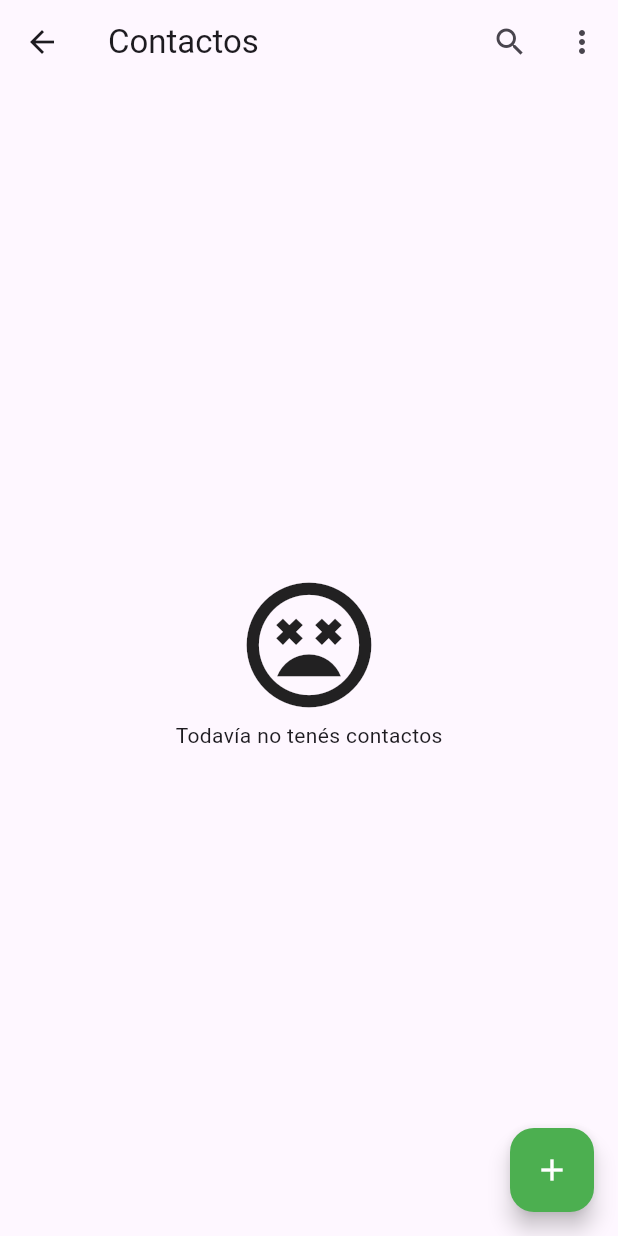
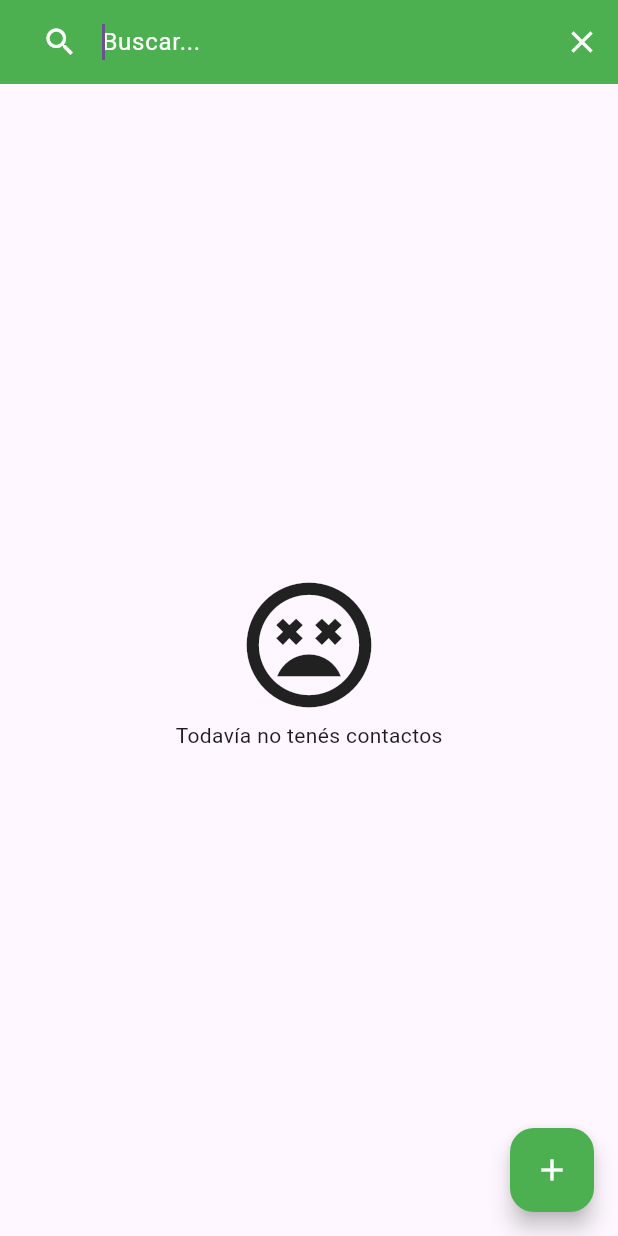
Before and after one commit to eugeniachareun/agenda_flutter_chareun, a Flutter app: the AgendaScreen screen opened directly, after a tap on the "search" icon, on a phone screen of 412 x 824 dp. Run offline on Flutter 3.47's test engine with Material 3 defaults, Android fonts, the phone set to English and light mode, and no system bars.

Commit message:
Función de búsqueda

```diff
--- a/lib/providers/agenda_provider.dart
+++ b/lib/providers/agenda_provider.dart
@@ -2,6 +2,7 @@ import 'package:agenda_flutter_chareun/model/contacto.dart';
 import 'package:flutter/material.dart';
 
 class AgendaProvider extends ChangeNotifier {
+  late Contacto? contacto;
   List<Contacto> contactos = [];
 
   AgendaProvider();
@@ -11,4 +12,10 @@ class AgendaProvider extends ChangeNotifier {
     contactos.add(contacto);
     notifyListeners();
   }
+
+  void limpiar() {
+    contacto = null;
+    contactos = <Contacto>[];
+    notifyListeners();
+  }
 }
--- a/lib/screens/agenda_screen.dart
+++ b/lib/screens/agenda_screen.dart
@@ -1,40 +1,164 @@
+import 'package:agenda_flutter_chareun/model/contacto.dart';
+import 'package:agenda_flutter_chareun/providers/agenda_provider.dart';
 import 'package:agenda_flutter_chareun/screens/formulario_screen.dart';
-import 'package:agenda_flutter_chareun/screens/widgets/lista_contactos.dart';
 import 'package:flutter/material.dart';
+import 'package:provider/provider.dart';
 
-class AgendaScreen extends StatelessWidget {
+class AgendaScreen extends StatefulWidget {
   const AgendaScreen({super.key});
+
+  @override
+  _AgendaScreenState createState() => _AgendaScreenState();
+}
+
+class _AgendaScreenState extends State<AgendaScreen> {
+  TextEditingController _filter = TextEditingController();
+
+  String _searchText = "";
+  Icon _searchIcon = Icon(Icons.search, color: Colors.white);
+
+  List<Contacto> contactoFiltro = <Contacto>[];
+
+  late AgendaProvider agendaProvider;
+
+  _AgendaScreenState() {
+    _filter.addListener(() {
+      if (_filter.text.isEmpty) {
+        setState(() {
+          _searchText = "";
+          contactoFiltro = agendaProvider.contactos;
+        });
+      } else {
+        setState(() {
+          _searchText = _filter.text;
+        });
+      }
+    });
+  }
+
+  Widget _appBarTitle = Text(
+    'Contactos',
+    style: TextStyle(color: Colors.white),
+  );
+
+  get topAppBar => AppBar(
+    backgroundColor: Colors.green,
+    automaticallyImplyLeading: false,
+    elevation: 0.1,
+    title: _appBarTitle,
+    actions: <Widget>[IconButton(icon: _searchIcon, onPressed: search)],
+  );
+
+  void search() {
+    setState(() {
+      if (_searchIcon.icon == Icons.search) {
+        _searchIcon = Icon(Icons.close, color: Colors.white);
+        _appBarTitle = TextField(
+          controller: _filter,
+          autofocus: true,
+          style: TextStyle(color: Colors.white),
+          decoration: InputDecoration(
+            prefixIcon: Icon(Icons.search, color: Colors.white),
+            hintText: "Buscar...",
+            hintStyle: TextStyle(color: Colors.white),
+            border: OutlineInputBorder(
+              borderRadius: BorderRadius.circular(10),
+              borderSide: BorderSide.none,
+            ),
+            contentPadding: EdgeInsets.zero,
+          ),
+        );
+      } else {
+        _searchIcon = Icon(Icons.search, color: Colors.white);
+        _appBarTitle = Text('Contactos', style: TextStyle(color: Colors.white));
+        contactoFiltro = agendaProvider.contactos;
+        _filter.clear();
+      }
+    });
+  }
+
+  @override
+  Future<void> didChangeDependencies() async {
+    super.didChangeDependencies();
+    agendaProvider = context.watch<AgendaProvider>();
+    getContactos();
+  }
 
   @override
   Widget build(BuildContext context) {
     return Scaffold(
-      appBar: AppBar(
-        title: const Text('Contactos'),
-        actions: [
-          IconButton(icon: const Icon(Icons.search), onPressed: () => search()),
-          IconButton(icon: const Icon(Icons.more_vert), onPressed: () => more())
-        ],
-        ),
-      body: const Center(
-        child: ListaContactos(),
+      appBar: topAppBar,
+      body: RefreshIndicator(
+        onRefresh: getContactos,
+        child: Container(child: _construirLista()),
       ),
       floatingActionButton: FloatingActionButton(
         onPressed: () => agregar(context),
         backgroundColor: Colors.green,
         foregroundColor: Colors.white,
-        child: Icon(Icons.add)
-        ),
+        child: Icon(Icons.add),
+      ),
     );
   }
-  void search() {
 
+  Widget _construirLista() {
+    if (_searchText.isNotEmpty) {
+      contactoFiltro = agendaProvider.contactos
+          .where(
+            (c) =>
+                (c.nombre.toLowerCase().contains(_searchText.toLowerCase()) ||
+                c.apellido.toLowerCase().contains(_searchText.toLowerCase())),
+          )
+          .toList();
+    }
+
+    return contactoFiltro.isNotEmpty
+        ? ListView.builder(
+            padding: EdgeInsets.only(bottom: 60.0),
+            itemCount: contactoFiltro.length,
+            itemBuilder: (BuildContext context, int index) {
+              return crearCard(contactoFiltro[index]);
+            },
+          )
+        : Padding(
+            padding: EdgeInsets.all(16.0),
+            child: Center(
+              //mainAxisAlignment: MainAxisAlignment.center,
+              child: Column(
+                mainAxisAlignment: MainAxisAlignment.center,
+                children: [
+                  Icon(Icons.sentiment_very_dissatisfied_sharp, size: 100),
+                  Text("Todavía no tenés contactos"),
+                ],
+              ),
+            ),
+          );
   }
 
-  void more() {
-
+  Card crearCard(Contacto contacto) {
+    return Card(
+      child: ListTile(
+        leading: Icon(Icons.person),
+        title: Text("${contacto.nombre}  ${contacto.apellido}"),
+        subtitle: Text(contacto.telefono),
+        trailing: IconButton(onPressed: () {}, icon: Icon(Icons.call)),
+      ),
+    );
   }
 
+  Future<void> getContactos() async {
+    //contactoFiltro.clear();
+    setState(() {
+      contactoFiltro = agendaProvider.contactos;
+    });
+  }
+
+  void more() {}
+
   void agregar(BuildContext context) {
-    Navigator.push(context, MaterialPageRoute(builder: (context) => const FormularioScreen()));
+    Navigator.push(
+      context,
+      MaterialPageRoute(builder: (context) => const FormularioScreen()),
+    );
   }
 }
--- a/lib/screens/widgets/lista_contactos.dart
+++ /dev/null
@@ -1,59 +0,0 @@
-import 'package:agenda_flutter_chareun/providers/agenda_provider.dart';
-import 'package:flutter/material.dart';
-import 'package:provider/provider.dart';
-
-class ListaContactos extends StatefulWidget {
-  const ListaContactos({super.key});
-  @override
-  State<ListaContactos> createState() => _ListaContactos();
-}
-
-class _ListaContactos extends State<ListaContactos> {
-  @override
-  Widget build(BuildContext context) {
-    final agendaProvider = context.watch<AgendaProvider>();
-
-    return Padding(
-      padding: const EdgeInsets.all(16.0),
-      child: agendaProvider.contactos.isEmpty
-          ? Column(
-              mainAxisAlignment: MainAxisAlignment.center,
-              children: [
-                Icon(Icons.sentiment_very_dissatisfied_sharp, size: 100),
-                Text("Todavía no tenés contactos"),
-              ],
-            )
-          : SafeArea(
-              child: Padding(
-                padding: const EdgeInsets.symmetric(horizontal: 10),
-                child: Column(
-                  mainAxisAlignment: MainAxisAlignment.center,
-                  children: [
-                    Expanded(
-                      child: ListView.builder(
-                        itemCount: agendaProvider.contactos.length,
-                        itemBuilder: (context, index) {
-                          final contacto = agendaProvider.contactos[index];
-                          return Card(
-                            child: ListTile(
-                              leading: Icon(Icons.person),
-                              title: Text(
-                                "${contacto.nombre}  ${contacto.apellido}",
-                              ),
-                              subtitle: Text(contacto.telefono),
-                              trailing: IconButton(
-                                onPressed: () {},
-                                icon: Icon(Icons.call),
-                              ),
-                            ),
-                          );
-                        },
-                      ),
-                    ),
-                  ],
-                ),
-              ),
-            ),
-    );
-  }
-}
```
